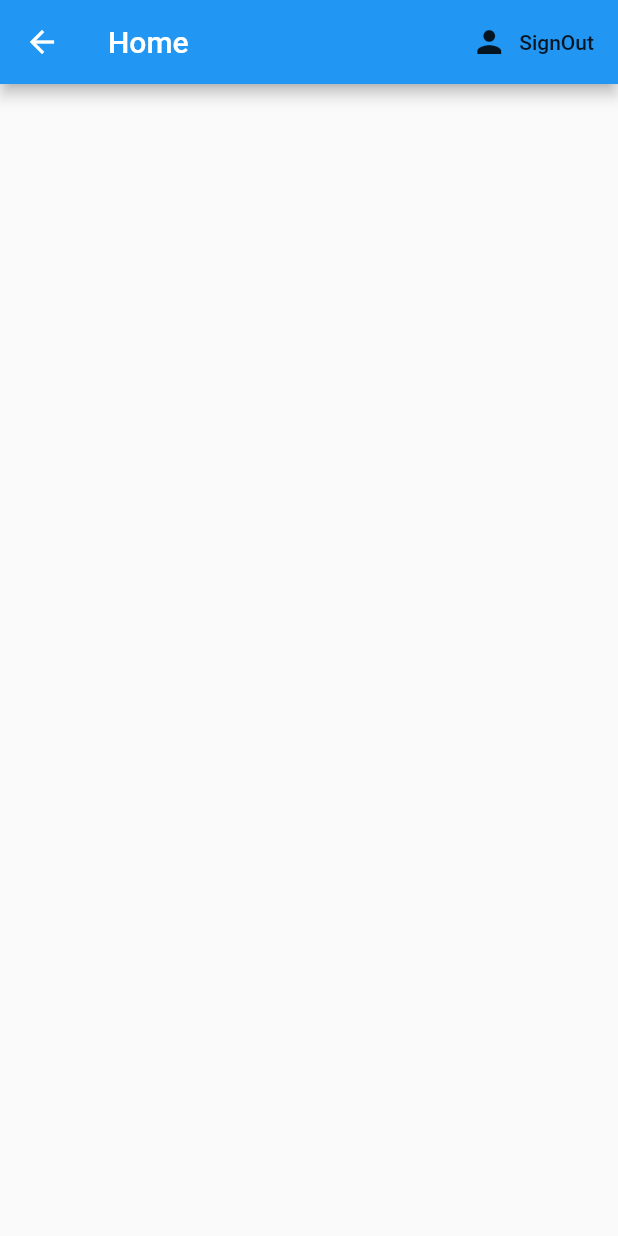
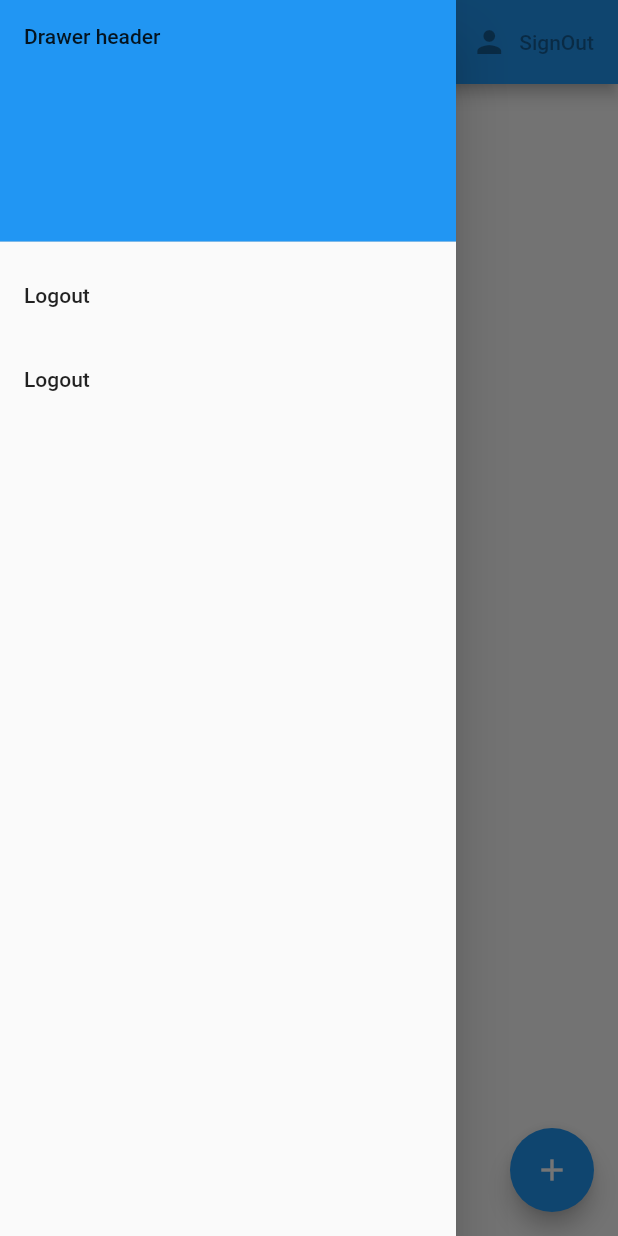
Before and after one commit to eandualem/custwitter, a Flutter app: the Home screen opened directly, with the side drawer open (before the commit the screen has no drawer), on a phone screen of 412 x 824 dp. Run offline on Flutter 3.47's test engine with Material 2 defaults, Android fonts, the phone set to English and light mode, and no system bars; our stand-ins replace cloud_firestore, firebase_auth, firebase_core; accounts and stored records are empty.

```diff
--- /dev/null
+++ b/lib/models/posts.dart
@@ -0,0 +1,12 @@
+import 'package:cloud_firestore/cloud_firestore.dart';
+
+class PostModel
+{
+  final String id;
+  final String creator;
+  final String text;
+  final Timestamp timestamp;
+
+  PostModel({this.id, this.creator, this.text, this.timestamp});
+
+}
--- a/lib/models/User.dart
+++ b/lib/models/user.dart
@@ -1,6 +1,5 @@
 class UserModel
 {
   final String id;
-
   UserModel({this.id});
 }
--- a/lib/screens/auth/signup.dart
+++ b/lib/screens/auth/signup.dart
@@ -34,7 +34,7 @@ class _SignUpState extends State<SignUp> {
                 ),
                 TextFormField( // Password Field
                   onChanged: (val) => setState((){
-                    _email = val;
+                    _password = val;
                   }),
                 ),
                 RaisedButton(
--- a/lib/screens/main/home.dart
+++ b/lib/screens/main/home.dart
@@ -12,8 +12,32 @@ class Home extends StatelessWidget {
           FlatButton.icon(
             label: Text("SignOut"),
             icon: Icon(Icons.person),
-            onPressed: () async {context.read<AuthService>().signOut();},
+            onPressed: null,
           )],
+      ),
+      drawer: Drawer(
+        child: ListView(
+          children: <Widget>[
+            DrawerHeader(
+              child: Text("Drawer header"),
+              decoration: BoxDecoration(color: Colors.blue),
+            ),
+            ListTile(
+              title: Text("Logout"),
+              onTap: () {
+                Navigator.pushNamed(context, "/profile");
+              },
+            ),
+            ListTile(
+              title: Text("Logout"),
+              onTap: () async {context.read<AuthService>().signOut();},
+            ),
+          ],
+        ),
+      ),
+      floatingActionButton: FloatingActionButton(
+        onPressed: () {Navigator.pushNamed(context, '/add');},
+        child: Icon(Icons.add),
       ),
     );
   }
```
Also changed, not shown: lib/main.dart (+15 -4 lines), lib/screens/main/posts/add.dart (added, +45 -0 lines), lib/screens/main/posts/list.dart (added, +15 -0 lines), lib/screens/main/profile/profile.dart (added, +24 -0 lines), lib/services/auth.dart (+4 -10 lines), lib/services/posts.dart (added, +31 -0 lines).
